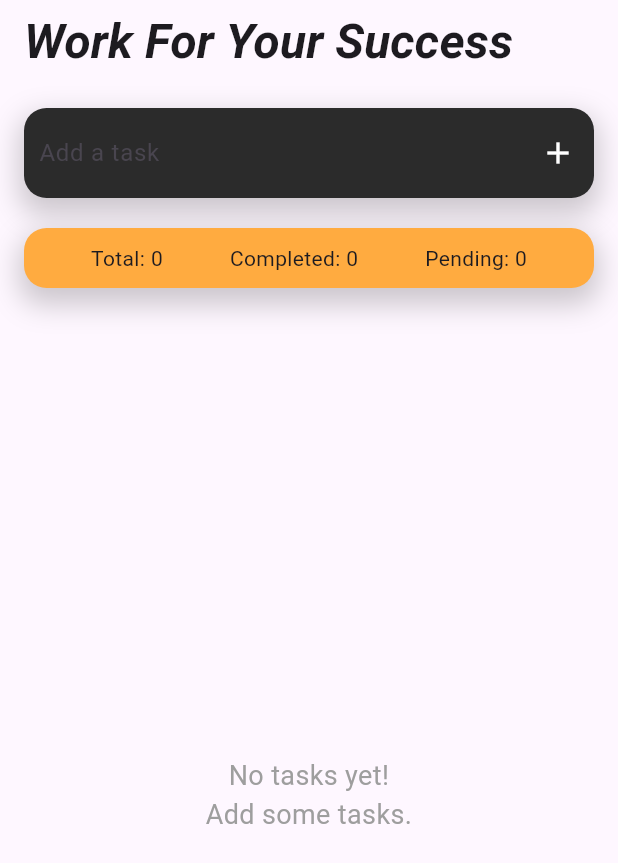
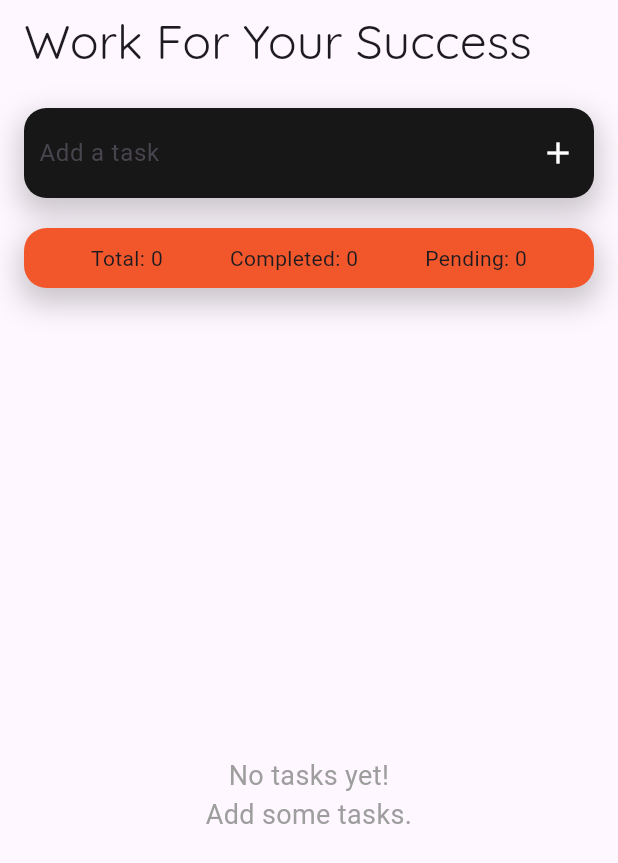
Before and after one commit to NisalUthsara/Task-Manager-App-Flutter, a Flutter app: the screen it shows after launch, on a phone screen of 412 x 824 dp. Shown: the top 863 px of the screen. Run offline on Flutter 3.47's test engine with Material 3 defaults, Android fonts, the light colour scheme and no system bars; our stand-ins replace google_fonts.

Commit message:
version 2.0 - initiation process

```diff
--- a/lib/screens/todo_screen.dart
+++ b/lib/screens/todo_screen.dart
@@ -1,4 +1,6 @@
 import 'package:flutter/material.dart';
+import 'package:google_fonts/google_fonts.dart';
+import 'package:task_manager_app_flutter/theme.dart';
 import 'package:task_manager_app_flutter/widgets/todo_card.dart';
 
 class TodoScreen extends StatefulWidget {
@@ -47,13 +49,9 @@ class _TodoScreenState extends State<TodoScreen> {
   Widget build(BuildContext context) {
     return Scaffold(
       appBar: AppBar(
-        title: const Text(
+        title: Text(
           'Work For Your Success',
-          style: TextStyle(
-            fontSize: 32,
-            fontStyle: FontStyle.italic,
-            fontWeight: FontWeight.bold,
-          ),
+          style: GoogleFonts.quicksand(textStyle: TextStyle(fontSize: 32)),
         ),
       ),
       body: Center(
@@ -67,7 +65,7 @@ class _TodoScreenState extends State<TodoScreen> {
                 height: 60,
                 width: double.infinity,
                 decoration: BoxDecoration(
-                  color: const Color.fromARGB(255, 43, 43, 43),
+                  color: AppTheme.primaryBlack,
                   borderRadius: BorderRadius.circular(15),
                   boxShadow: [
                     BoxShadow(
@@ -107,7 +105,7 @@ class _TodoScreenState extends State<TodoScreen> {
                 width: double.infinity,
                 height: 40,
                 decoration: BoxDecoration(
-                  color: Colors.orangeAccent,
+                  color: AppTheme.primaryOrange,
                   borderRadius: BorderRadius.circular(15),
                   boxShadow: [
                     BoxShadow(
--- /dev/null
+++ b/lib/theme.dart
@@ -0,0 +1,31 @@
+import 'package:flutter/material.dart';
+import 'package:google_fonts/google_fonts.dart';
+
+class AppTheme {
+  static const Color primaryBlack = Color(0xFF171717);
+  static const Color primaryOrange = Color(0xFFF2572B);
+  static const Color secondaryDarkGray = Color(0xFF4D4D4D);
+  static const Color secondaryLightGray = Color(0xFFDEDEDE);
+
+  static ThemeData apptheme = ThemeData(
+    textTheme: TextTheme(
+      titleLarge : GoogleFonts.russoOne(
+        fontSize: 32,
+        fontWeight: FontWeight.bold,
+      ),
+      titleMedium: GoogleFonts.russoOne(
+        fontSize: 20,
+        fontWeight: FontWeight.normal,
+      ),
+      bodyLarge: GoogleFonts.outfit(
+        fontSize: 14,
+        fontWeight: FontWeight.bold,
+      ),
+      bodyMedium: GoogleFonts.outfit(
+        fontSize: 12,
+        fontWeight: FontWeight.normal,
+      ),
+    ),
+  );
+
+}
--- a/pubspec.yaml
+++ b/pubspec.yaml
@@ -34,6 +34,7 @@ dependencies:
   # The following adds the Cupertino Icons font to your application.
   # Use with the CupertinoIcons class for iOS style icons.
   cupertino_icons: ^1.0.8
+  google_fonts: ^6.3.2
 
 dev_dependencies:
   flutter_test:
```
Also changed, not shown: 1 other file.
